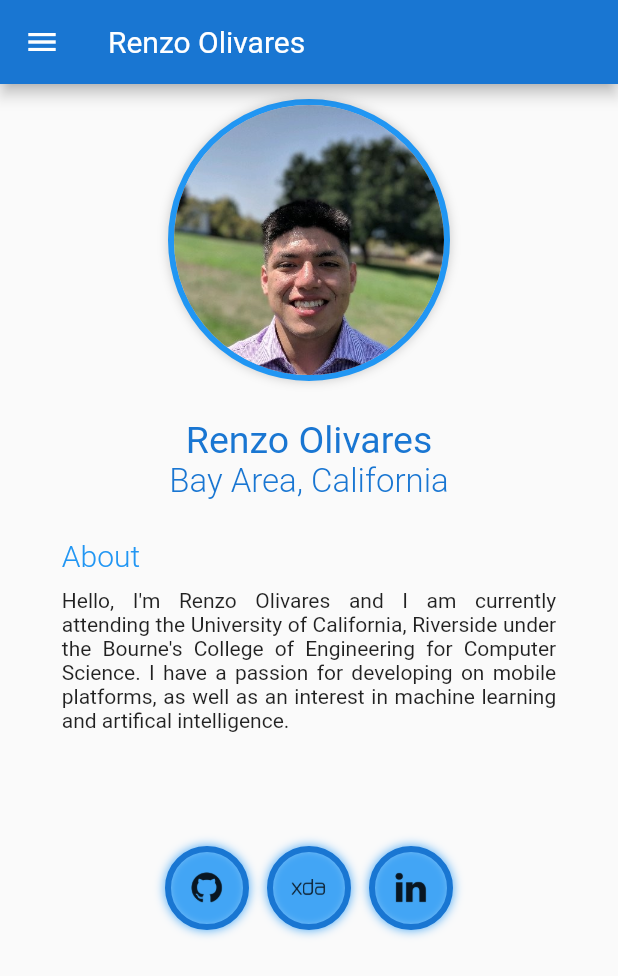
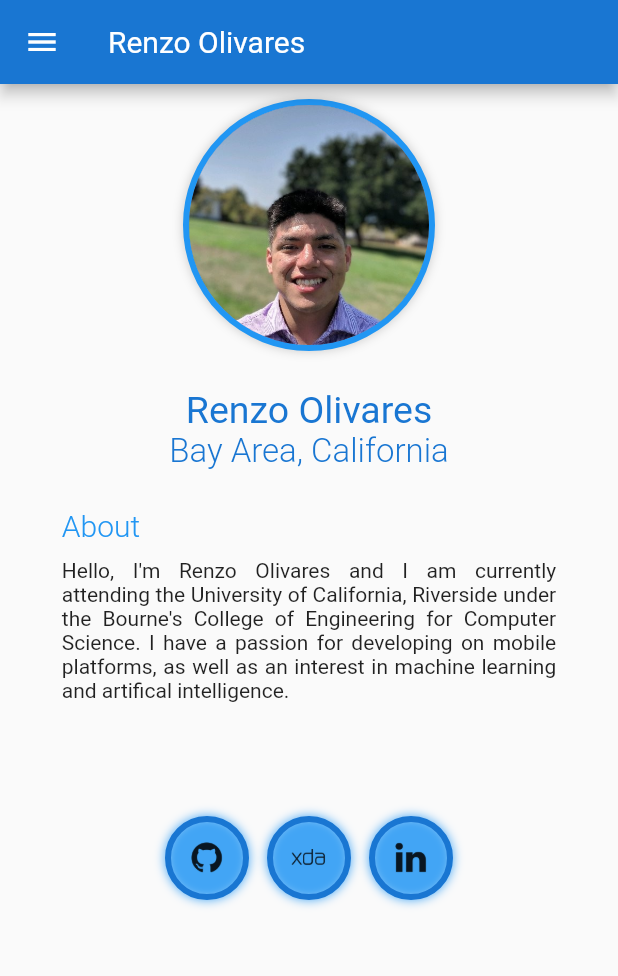
Before and after one commit to Renzo-Olivares/Renzo-Olivares.github.io, a Flutter app: the screen it shows after launch, on a phone screen of 412 x 824 dp. Shown: the top 976 px of the screen. Run offline on Flutter 3.47's test engine with Material 2 defaults, Android fonts, the phone set to English and light mode, and no system bars; missing offline and left inert: dart:html.

Commit message:
revert circle avatar fix

```diff
--- a/lib/Widgets/CustomCircleAvatar.dart
+++ b/lib/Widgets/CustomCircleAvatar.dart
@@ -18,12 +18,9 @@ class CustomCircleAvatar extends StatelessWidget {
           color: Colors.blue[500],
         ),
       ),
-      child: ClipOval(
-        child: Image.asset('assets/images/profile_picture.png',
-        fit: BoxFit.cover,
-        height: 180.0,
-        width: 180.0,
-        ),
+      child: CircleAvatar(
+        radius: size,
+        backgroundImage: AssetImage('assets/images/profile_picture.png'),
       ),
     );
   }
```
